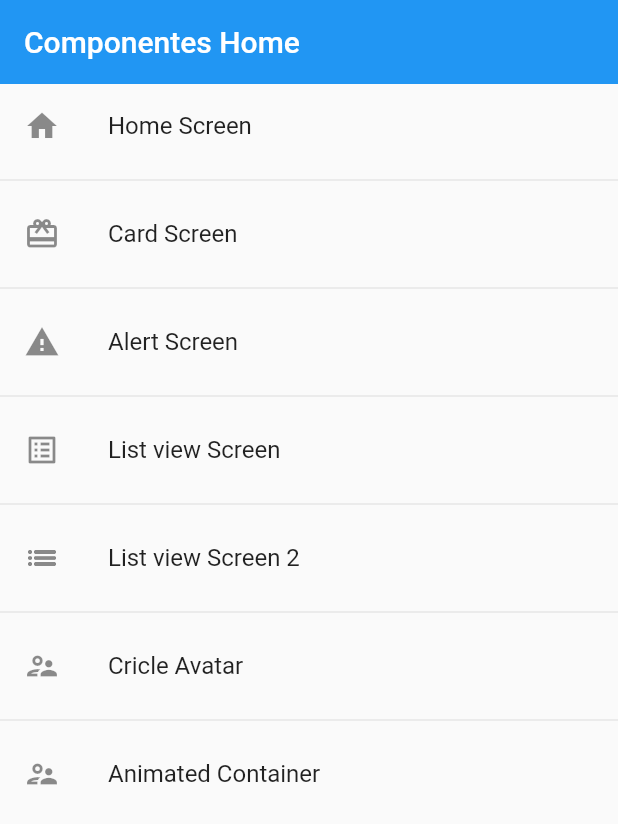
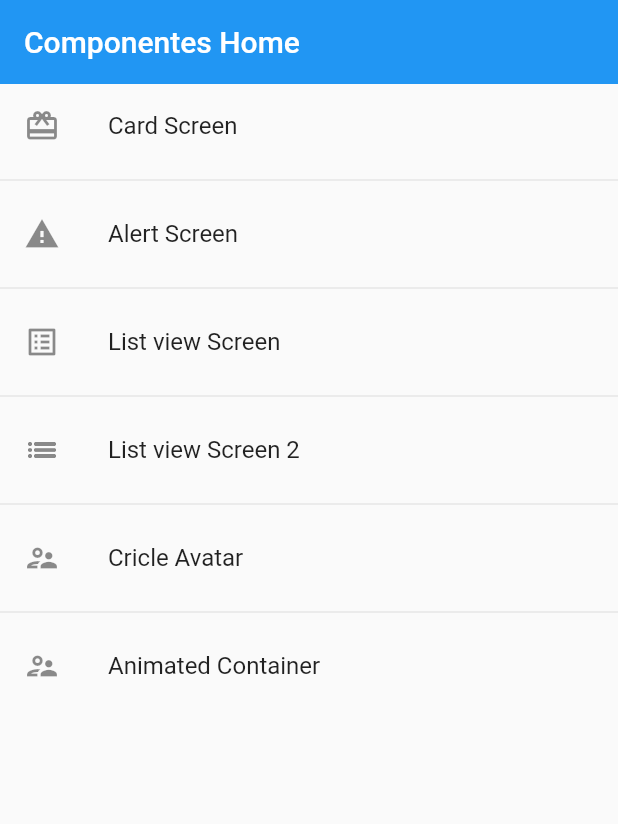
Before and after one commit to iglez/componentes_23, a Flutter app: the screen it shows after launch, on a phone screen of 412 x 824 dp. Shown: the top 824 px of the screen. Run offline on Flutter 3.47's test engine with Material 2 defaults, Android fonts, the phone set to English and light mode, and no system bars.

```diff
--- a/lib/router/app_routes.dart
+++ b/lib/router/app_routes.dart
@@ -6,11 +6,11 @@ class AppRoutes {
   static const initialRoute = 'home';
 
   static final menuOptions = [
-    MenuOption(
-        route: 'home',
-        icon: Icons.home,
-        name: 'Home Screen',
-        screen: HomeScreen()),
+    // MenuOption(
+    //     route: 'home',
+    //     icon: Icons.home,
+    //     name: 'Home Screen',
+    //     screen: HomeScreen()),
     MenuOption(
         route: 'card',
         icon: Icons.card_giftcard,
@@ -46,6 +46,8 @@ class AppRoutes {
   static Map<String, Widget Function(BuildContext)> getRoutes() {
     Map<String, Widget Function(BuildContext)> appRoutes = {};
 
+    appRoutes.addAll({'home': (context) => HomeScreen()});
+
     for (var option in menuOptions) {
       // appRoutes.addAll({'listview1': (context) => ListView1Screen()});
       appRoutes.addAll({option.route: (context) => option.screen});
```
